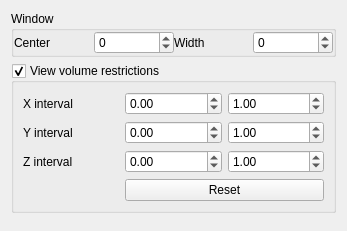
Qt form MedV4D/src/GUI/widgets/ViewerControls.ui (JanKolomaznik/MedV4D) before a commit.
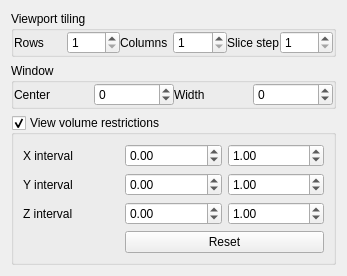
The same form after that commit.

Commit message: Multi-slice tiled view available

What changed in the file:
```diff
--- a/MedV4D/src/GUI/widgets/ViewerControls.ui
+++ b/MedV4D/src/GUI/widgets/ViewerControls.ui
@@ -15,7 +15,77 @@
   </property>
   <layout class="QVBoxLayout" name="verticalLayout">
    <item>
-    <widget class="QGroupBox" name="groupBox_2">
+    <widget class="QGroupBox" name="groupBoxTilingSetup">
+     <property name="title">
+      <string>Viewport tiling</string>
+     </property>
+     <layout class="QVBoxLayout" name="verticalLayout_3">
+      <property name="spacing">
+       <number>0</number>
+      </property>
+      <property name="margin">
+       <number>0</number>
+      </property>
+      <item>
+       <layout class="QHBoxLayout" name="horizontalLayout_2">
+        <item>
+         <widget class="QLabel" name="label_4">
+          <property name="text">
+           <string>Rows</string>
+          </property>
+         </widget>
+        </item>
+        <item>
+         <widget class="QSpinBox" name="viewportTilesRows">
+          <property name="minimum">
+           <number>1</number>
+          </property>
+          <property name="maximum">
+           <number>15</number>
+          </property>
+         </widget>
+        </item>
+        <item>
+         <widget class="QLabel" name="label_6">
+          <property name="text">
+           <string>Columns</string>
+          </property>
+         </widget>
+        </item>
+        <item>
+         <widget class="QSpinBox" name="viewportTilesCols">
+          <property name="minimum">
+           <number>1</number>
+          </property>
+          <property name="maximum">
+           <number>15</number>
+          </property>
+         </widget>
+        </item>
+        <item>
+         <widget class="QLabel" name="label_8">
+          <property name="text">
+           <string>Slice step</string>
+          </property>
+         </widget>
+        </item>
+        <item>
+         <widget class="QSpinBox" name="sliceStep">
+          <property name="minimum">
+           <number>1</number>
+          </property>
+          <property name="maximum">
+           <number>200</number>
+          </property>
+         </widget>
+        </item>
+       </layout>
+      </item>
+     </layout>
+    </widget>
+   </item>
+   <item>
+    <widget class="QGroupBox" name="groupBoxLUTWindow">
      <property name="title">
       <string>Window</string>
      </property>
```
Left out of the diff: 85 changed lines with no effect on the pictures. The commit also changes 11 other files.
